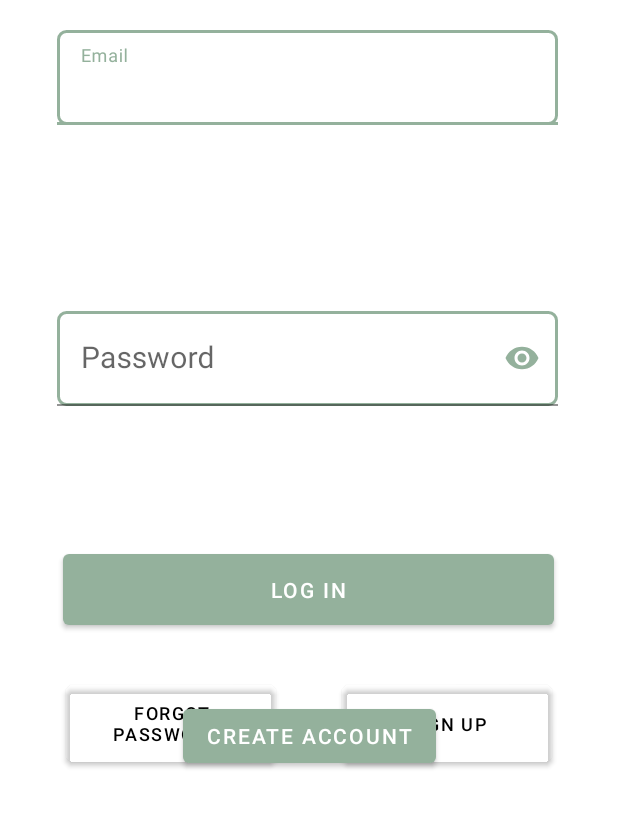
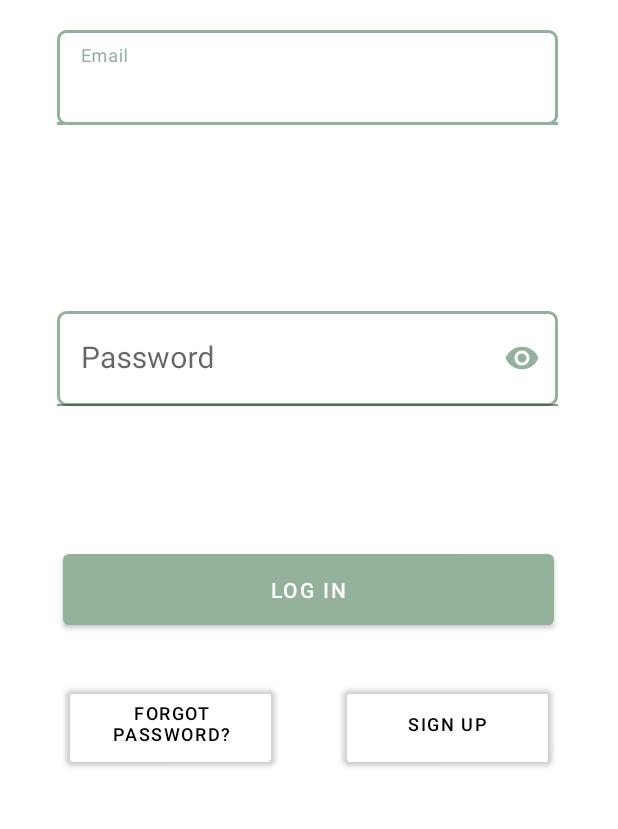
Before and after one commit to ttsochat/OrganizerApp, an Android app: the screen it shows after launch (LoginActivity), on a phone screen of 412 x 824 dp, the part 398-1227 px from its top. Run offline under Robolectric (Android 15) with nearby library versions, the phone set to English and light mode, and no system bars; our stand-ins replace Firebase (no records; nobody signed in at launch, a user with empty details on screens opened directly).

Commit message:
delete create account button

```diff
--- a/app/src/main/res/layout/activity_main.xml
+++ b/app/src/main/res/layout/activity_main.xml
@@ -88,14 +88,14 @@
         app:backgroundTint="#00FFFFFF"
         app:iconTint="#00FFFFFF"
         app:layout_constraintBottom_toTopOf="@+id/guideline6"
-        app:layout_constraintEnd_toStartOf="@+id/signup"
+        app:layout_constraintEnd_toStartOf="@+id/register"
         app:layout_constraintHorizontal_chainStyle="spread"
         app:layout_constraintStart_toStartOf="parent"
         app:layout_constraintTop_toTopOf="@+id/guideline7"
         app:layout_constraintVertical_bias="0.888" />
 
     <Button
-        android:id="@+id/signup"
+        android:id="@+id/register"
         android:layout_width="140dp"
         android:layout_height="51dp"
         android:background="@drawable/button_border"
@@ -182,15 +182,4 @@
         android:orientation="horizontal"
         app:layout_constraintGuide_end="110dp" />
 
-
-    <Button
-        android:id="@+id/register"
-        android:layout_width="wrap_content"
-        android:layout_height="wrap_content"
-        android:text="Create account"
-        app:layout_constraintBottom_toBottomOf="parent"
-        app:layout_constraintEnd_toEndOf="parent"
-        app:layout_constraintStart_toStartOf="parent"
-        app:layout_constraintTop_toBottomOf="@+id/login" />
-
 </androidx.constraintlayout.widget.ConstraintLayout>
```
